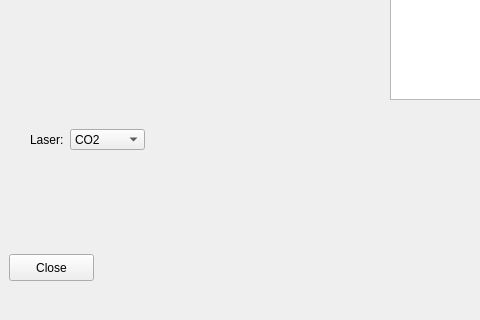
Old version of the form Subsystems/GUI.ui in the repository kajsaER/LODR; both pictures show x 0 to 480 and y 290 to 610 of the 784 by 610 pixel window.
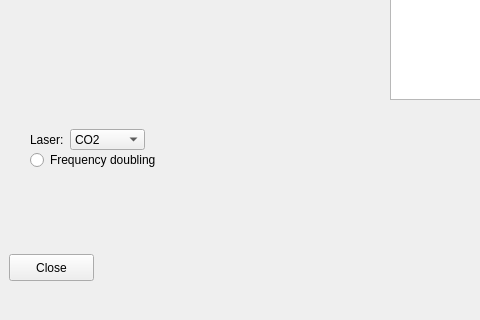
New version of the form.

Commit message: Moved M2 and added doubling

```diff
--- a/Subsystems/GUI.ui
+++ b/Subsystems/GUI.ui
@@ -100,6 +100,19 @@
      </property>
     </item>
    </widget>
+   <widget class="QRadioButton" name="freqDub">
+    <property name="geometry">
+     <rect>
+      <x>30</x>
+      <y>420</y>
+      <width>161</width>
+      <height>22</height>
+     </rect>
+    </property>
+    <property name="text">
+     <string>Frequency doubling</string>
+    </property>
+   </widget>
   </widget>
   <widget class="QMenuBar" name="menubar">
    <property name="geometry">
```
The commit also changes 14 other files.
